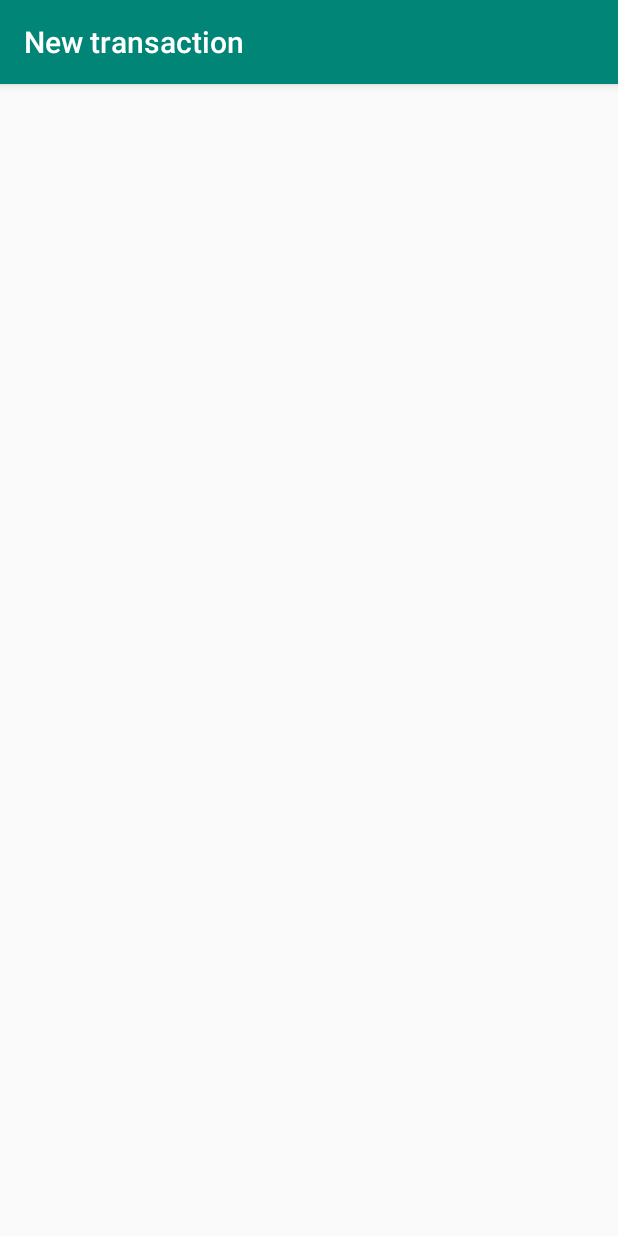
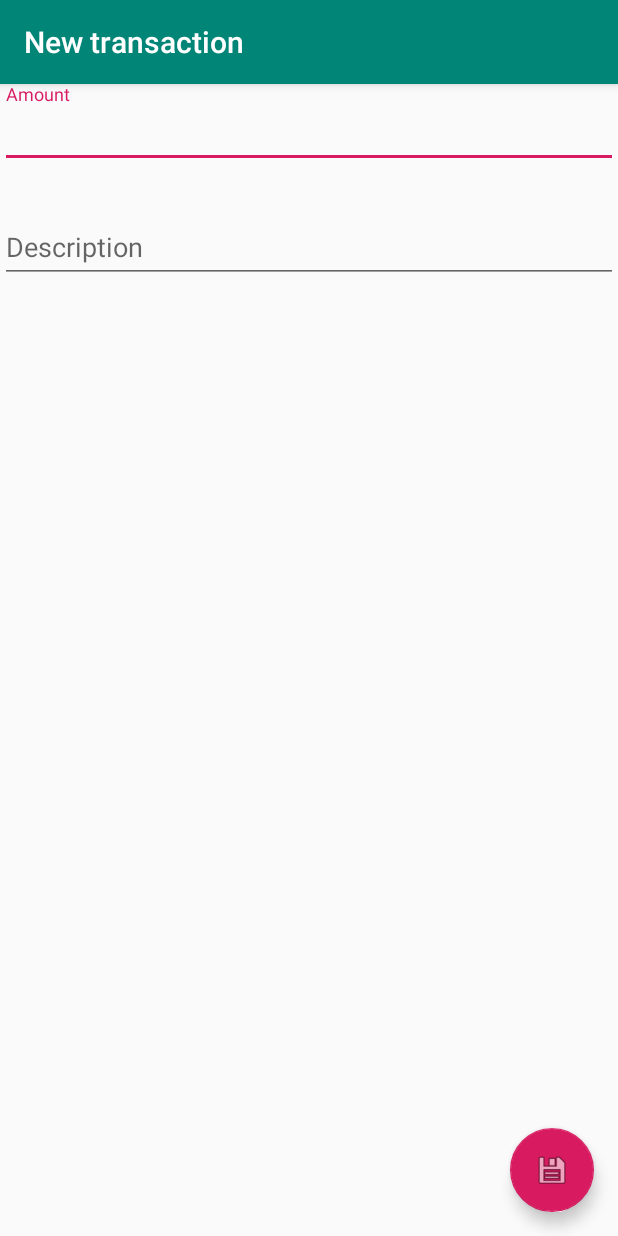
Before and after one commit to rendon/TransactionsKeeper, an Android app: the NewTransactionActivity screen opened directly, with no data from a screen before it, on a phone screen of 412 x 824 dp. Run offline under Robolectric (Android 15) with nearby library versions, the phone set to English and light mode, and no system bars.

Commit message:
Build form for thew transactions

```diff
--- a/app/src/main/AndroidManifest.xml
+++ b/app/src/main/AndroidManifest.xml
@@ -10,7 +10,7 @@
         android:supportsRtl="true"
         android:theme="@style/AppTheme">
         <activity android:name=".NewTransactionActivity"
-            android:label="@string/new_transaction">
+            android:label="@string/new_transaction_title">
 
         </activity>
         <activity
--- a/app/src/main/java/mx/letmethink/transactionkeeper/MainActivity.java
+++ b/app/src/main/java/mx/letmethink/transactionkeeper/MainActivity.java
@@ -4,7 +4,6 @@ import android.content.Intent;
 import android.os.Bundle;
 
 import com.google.android.material.floatingactionbutton.FloatingActionButton;
-import com.google.android.material.snackbar.Snackbar;
 
 import androidx.appcompat.app.AppCompatActivity;
 import androidx.appcompat.widget.Toolbar;
@@ -22,7 +21,7 @@ public class MainActivity extends AppCompatActivity {
         Toolbar toolbar = findViewById(R.id.toolbar);
         setSupportActionBar(toolbar);
 
-        FloatingActionButton fab = findViewById(R.id.fab);
+        FloatingActionButton fab = findViewById(R.id.main_add_transaction_btn);
         fab.setOnClickListener(new View.OnClickListener() {
             @Override
             public void onClick(View view) {
--- a/app/src/main/java/mx/letmethink/transactionkeeper/NewTransactionActivity.java
+++ b/app/src/main/java/mx/letmethink/transactionkeeper/NewTransactionActivity.java
@@ -3,12 +3,24 @@ package mx.letmethink.transactionkeeper;
 import androidx.appcompat.app.AppCompatActivity;
 
 import android.os.Bundle;
+import android.util.Log;
+import android.view.View;
+
+import com.google.android.material.floatingactionbutton.FloatingActionButton;
 
 public class NewTransactionActivity extends AppCompatActivity {
+    private static final String TAG = "NewTransaction";
 
     @Override
     protected void onCreate(Bundle savedInstanceState) {
         super.onCreate(savedInstanceState);
         setContentView(R.layout.activity_new_transaction);
+        FloatingActionButton saveTransactionButton = findViewById(R.id.new_transaction_save_btn);
+        saveTransactionButton.setOnClickListener(new View.OnClickListener() {
+            @Override
+            public void onClick(View view) {
+                Log.i(TAG, "Saving your transaction");
+            }
+        });
     }
 }
--- a/app/src/main/res/layout/activity_main.xml
+++ b/app/src/main/res/layout/activity_main.xml
@@ -23,7 +23,7 @@
     <include layout="@layout/content_main" />
 
     <com.google.android.material.floatingactionbutton.FloatingActionButton
-        android:id="@+id/fab"
+        android:id="@+id/main_add_transaction_btn"
         android:layout_width="wrap_content"
         android:layout_height="wrap_content"
         android:layout_gravity="bottom|end"
--- a/app/src/main/res/layout/activity_new_transaction.xml
+++ b/app/src/main/res/layout/activity_new_transaction.xml
@@ -1,9 +1,18 @@
 <?xml version="1.0" encoding="utf-8"?>
-<androidx.constraintlayout.widget.ConstraintLayout xmlns:android="http://schemas.android.com/apk/res/android"
+<androidx.coordinatorlayout.widget.CoordinatorLayout xmlns:android="http://schemas.android.com/apk/res/android"
     xmlns:app="http://schemas.android.com/apk/res-auto"
     xmlns:tools="http://schemas.android.com/tools"
     android:layout_width="match_parent"
     android:layout_height="match_parent"
     tools:context=".NewTransactionActivity">
 
-</androidx.constraintlayout.widget.ConstraintLayout>
+    <include layout="@layout/content_new_transaction" />
+
+    <com.google.android.material.floatingactionbutton.FloatingActionButton
+        android:id="@+id/new_transaction_save_btn"
+        android:layout_width="wrap_content"
+        android:layout_height="wrap_content"
+        android:layout_gravity="bottom|end"
+        android:layout_margin="@dimen/fab_margin"
+        app:srcCompat="@android:drawable/ic_menu_save" />
+</androidx.coordinatorlayout.widget.CoordinatorLayout>
--- /dev/null
+++ b/app/src/main/res/layout/content_new_transaction.xml
@@ -0,0 +1,42 @@
+<?xml version="1.0" encoding="utf-8"?>
+<androidx.constraintlayout.widget.ConstraintLayout xmlns:android="http://schemas.android.com/apk/res/android"
+    xmlns:app="http://schemas.android.com/apk/res-auto"
+    xmlns:tools="http://schemas.android.com/tools"
+    android:layout_width="match_parent"
+    android:layout_height="match_parent"
+    tools:context=".NewTransactionActivity">
+
+    <LinearLayout
+        android:layout_width="match_parent"
+        android:layout_height="match_parent"
+        android:orientation="vertical"
+        tools:layout_editor_absoluteX="8dp"
+        tools:layout_editor_absoluteY="8dp">
+
+        <com.google.android.material.textfield.TextInputLayout
+            android:id="@+id/new_transaction_amount"
+            android:layout_width="match_parent"
+            android:layout_height="wrap_content"
+            app:errorEnabled="true">
+
+            <com.google.android.material.textfield.TextInputEditText
+                android:layout_width="match_parent"
+                android:layout_height="wrap_content"
+                android:hint="@string/new_transaction_amount"
+                android:inputType="numberDecimal" />
+        </com.google.android.material.textfield.TextInputLayout>
+
+        <com.google.android.material.textfield.TextInputLayout
+            android:id="@+id/new_transaction_description"
+            android:layout_width="match_parent"
+            android:layout_height="wrap_content"
+            app:errorEnabled="true">
+
+            <com.google.android.material.textfield.TextInputEditText
+                android:layout_width="match_parent"
+                android:layout_height="wrap_content"
+                android:hint="@string/new_transaction_description"
+                android:inputType="text" />
+        </com.google.android.material.textfield.TextInputLayout>
+    </LinearLayout>
+</androidx.constraintlayout.widget.ConstraintLayout>
--- a/app/src/main/res/values/strings.xml
+++ b/app/src/main/res/values/strings.xml
@@ -1,5 +1,7 @@
 <resources>
     <string name="app_name">TransactionKeeper</string>
-    <string name="new_transaction">New transaction</string>
+    <string name="new_transaction_title">New transaction</string>
+    <string name="new_transaction_amount">Amount</string>
+    <string name="new_transaction_description">Description</string>
     <string name="action_settings">Settings</string>
 </resources>
```
